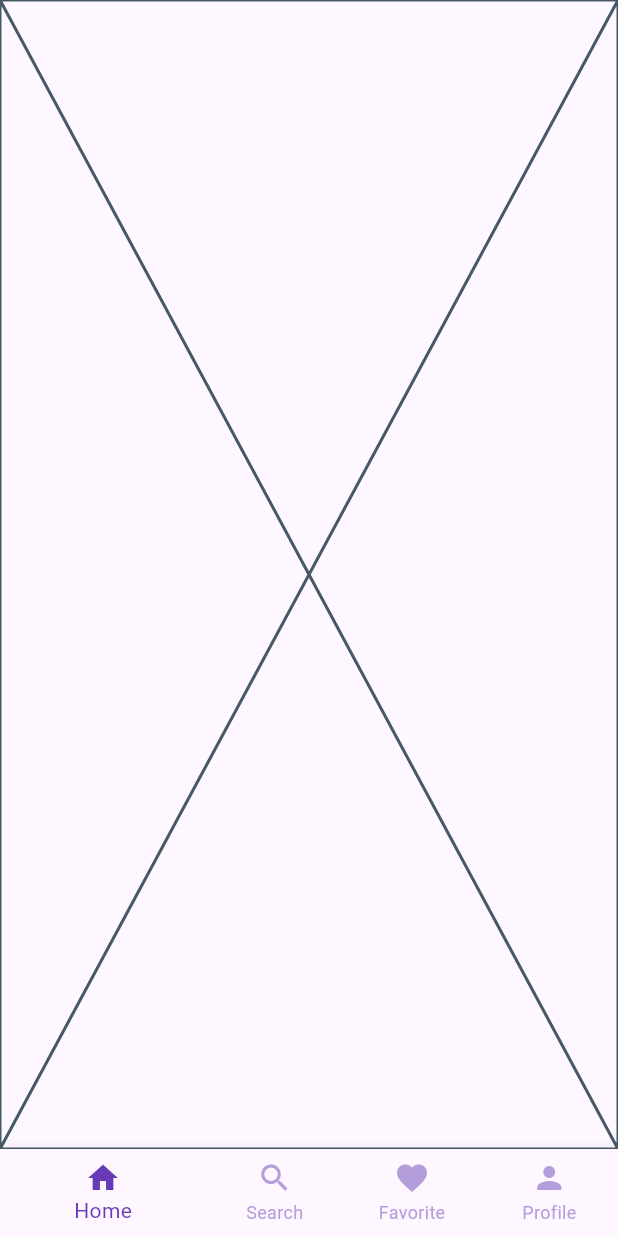
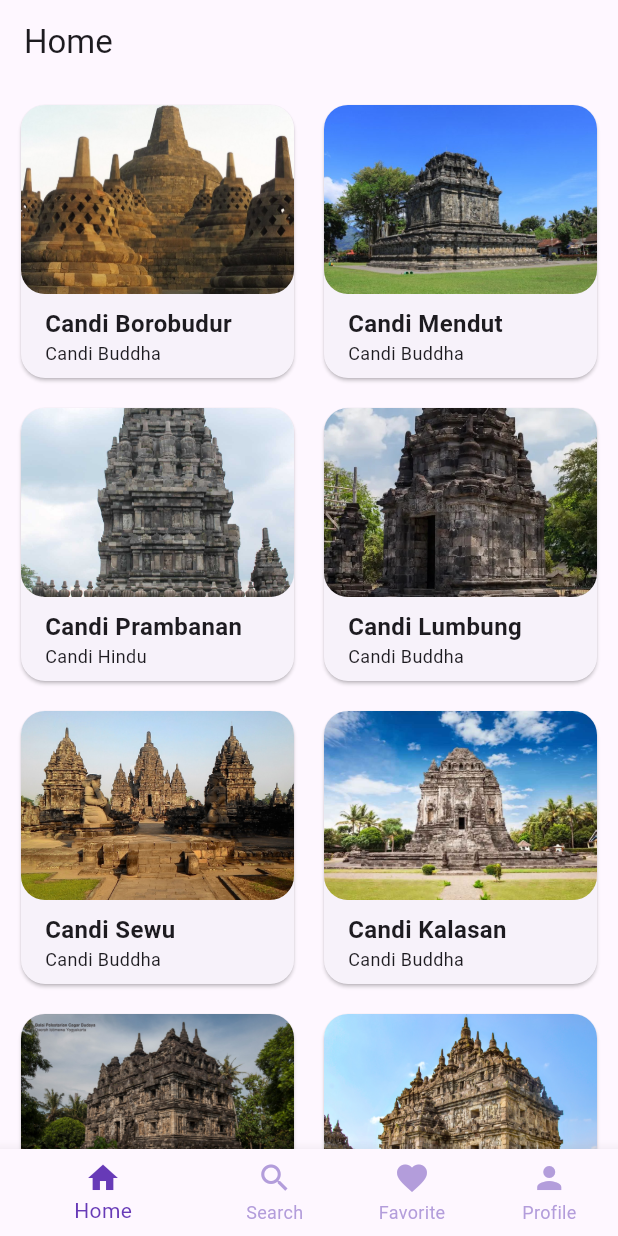
Before and after one commit to dimas1509/pab1Si5b-flutter, a Flutter app: the screen it shows after launch, on a phone screen of 412 x 824 dp. Run offline on Flutter 3.47's test engine with Material 3 defaults, Android fonts, the light colour scheme and no system bars.

Commit message:
final project

```diff
--- a/flutter_bottom_navigation/lib/main.dart
+++ b/flutter_bottom_navigation/lib/main.dart
@@ -1,4 +1,6 @@
 import 'package:flutter/material.dart';
+import 'package:flutter_bottom_navigation/models/candi.dart';
+import 'package:flutter_bottom_navigation/screens/detail_screen.dart';
 import 'package:flutter_bottom_navigation/screens/main_screen.dart';
 
 void main() {
@@ -10,6 +12,16 @@ class MainApp extends StatelessWidget {
 
   @override
   Widget build(BuildContext context) {
-    return const MaterialApp(home: MainScreen());
+    return MaterialApp(
+      home: const MainScreen(),
+      onGenerateRoute: (settings){
+        if (settings.name == '/detail') {
+          final varCandi = settings.arguments as Candi;
+          return MaterialPageRoute(
+            builder: (context) => DetailScreen(varCandi: varCandi));
+        }
+        return null;
+      },
+    );
   }
 }
--- a/flutter_bottom_navigation/lib/screens/home_screen.dart
+++ b/flutter_bottom_navigation/lib/screens/home_screen.dart
@@ -1,15 +1,76 @@
 import 'package:flutter/material.dart';
+import 'package:flutter_bottom_navigation/data/candi_data.dart';
+import 'package:flutter_bottom_navigation/models/candi.dart';
 
-class HomeScreen extends StatefulWidget {
+class HomeScreen extends StatelessWidget {
   const HomeScreen({super.key});
 
   @override
-  State<HomeScreen> createState() => _HomeScreenState();
-}
+  Widget build(BuildContext context) {
+    return Scaffold(
+        appBar: AppBar(
+          title: const Text('Home'),
+        ),
+        body: SingleChildScrollView(
+          child: Column(
+            children: [
+              GridView.builder(
+                shrinkWrap: true,
+                gridDelegate: const SliverGridDelegateWithFixedCrossAxisCount(
+                    crossAxisCount: 2, crossAxisSpacing: 8, mainAxisSpacing: 8),
+                padding: const EdgeInsets.all(8),
+                itemCount: candiList.length,
+                itemBuilder: (context, index) {
+                  Candi candi = candiList[index];
 
-class _HomeScreenState extends State<HomeScreen> {
-  @override
-  Widget build(BuildContext context) {
-    return const Placeholder();
-  }
-}
+                  //Tampilan untuk 1 Grid
+                  return InkWell(
+                    onTap: () {
+                      Navigator.pushNamed(context, '/detail', arguments: candi);
+                    },
+                    child: Card(
+                      shape: RoundedRectangleBorder(
+                          borderRadius: BorderRadius.circular(16)),
+                      margin: const EdgeInsets.all(6),
+                      elevation: 1,
+                      child: Column(
+                        crossAxisAlignment: CrossAxisAlignment.stretch,
+                        children: [
+                          //Gambar Candi
+                          Expanded(
+                            child: ClipRRect(
+                              borderRadius: BorderRadius.circular(16),
+                              child: Image.asset(
+                                candi.imageAsset,
+                                fit: BoxFit.cover,
+                              ),
+                            ),
+                          ),
+                          //Nama Candi
+                          Padding(
+                            padding: const EdgeInsets.only(left: 16, top: 8),
+                            child: Text(
+                              candi.name,
+                              style: const TextStyle(
+                                  fontSize: 16, fontWeight: FontWeight.bold),
+                            ),
+                          ),
+                          //Tipe Candi
+                          Padding(
+                            padding: const EdgeInsets.only(left: 16, bottom: 8),
+                            child: Text(
+                              candi.type,
+                              style: const TextStyle(fontSize: 12),
+                            ),
+                          )
+                        ],
+                      ),
+                    ),
+                  );
+                },
+              )
+            ],
+          ),
+        ));
+      }
+    }
--- a/flutter_bottom_navigation/lib/screens/main_screen.dart
+++ b/flutter_bottom_navigation/lib/screens/main_screen.dart
@@ -1,6 +1,7 @@
 import 'package:flutter/material.dart';
 import 'package:flutter_bottom_navigation/screens/favorite_screen.dart';
 import 'package:flutter_bottom_navigation/screens/home_screen.dart';
+import 'package:flutter_bottom_navigation/screens/profile_screen.dart';
 import 'package:flutter_bottom_navigation/screens/search_screen.dart';
 
 class MainScreen extends StatefulWidget {
@@ -17,7 +18,7 @@ class _MainScreenState extends State<MainScreen> {
     HomeScreen(),
     SearchScreen(),
     FavoriteScreen(),
-    SearchScreen(),
+    ProfileScreen(),
   ];
   void _onItemTapped(int index) {
     setState(() {
--- a/flutter_bottom_navigation/lib/screens/profile_screen.dart
+++ b/flutter_bottom_navigation/lib/screens/profile_screen.dart
@@ -7,7 +7,7 @@ class ProfileScreen extends StatelessWidget {
   Widget build(BuildContext context) {
     return Scaffold(
       appBar: AppBar(
-        title: const Text('Home'),
+        title: const Text('Profile'),
       ),
       body: const Padding(
         padding: EdgeInsets.all(16.0),
```
Also changed, not shown: flutter_bottom_navigation/lib/screens/detail_screen.dart (+70 -0 lines), flutter_bottom_navigation/lib/screens/search_screen.dart (added, +15 -0 lines).
